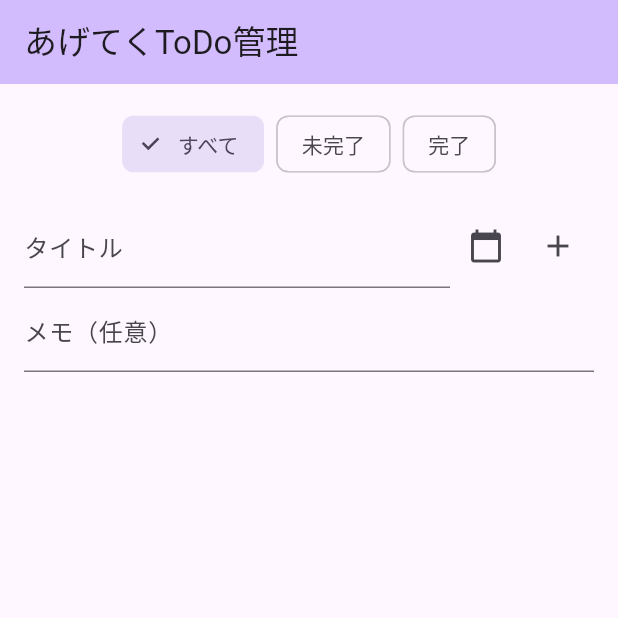
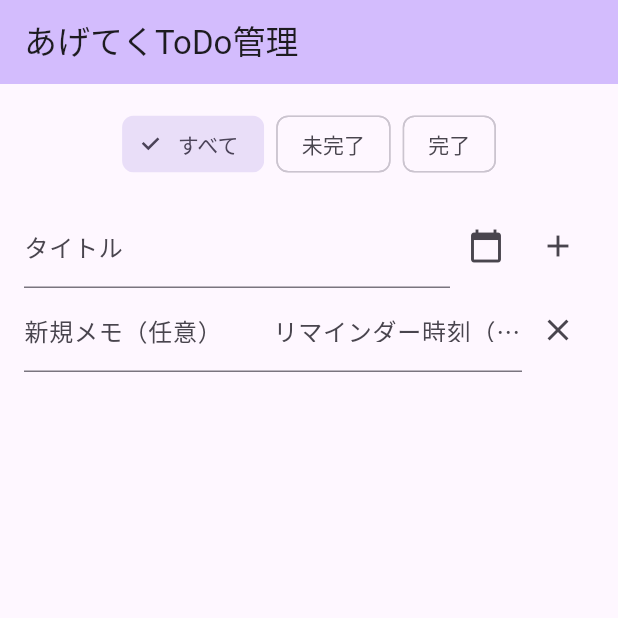
Before and after one commit to ASei04/fluttertest1, a Flutter app: the screen it shows after launch, after a tap on the "add" icon, on a phone screen of 412 x 824 dp, the top half of it. Run offline on Flutter 3.47's test engine with Material 3 defaults, Android fonts, the phone set to English and light mode, and no system bars; our stand-ins replace audioplayers, flutter_local_notifications, shared_preferences, timezone, video_player.

Commit message:
Add notification_servide.dart

```diff
--- a/lib/main.dart
+++ b/lib/main.dart
@@ -1,7 +1,9 @@
 import 'package:flutter/material.dart';
 import 'my_home_page.dart'; // 追加
+import 'notification_service.dart';
 
 void main() {
+  NotificationService().init();
   runApp(const MyApp());
 }
 
@@ -11,6 +13,7 @@ class Task {
   DateTime? dueDate;
   String memo;
   bool isCompleted;
+  DateTime? reminderTime;
 
   Task({
     required this.id,
@@ -18,6 +21,7 @@ class Task {
     this.dueDate,
     this.memo = '',
     this.isCompleted = false,
+    this.reminderTime,
   });
 
   Map<String, dynamic> toJson() => {
@@ -26,6 +30,7 @@ class Task {
     'dueDate': dueDate?.toIso8601String(),
     'memo': memo,
     'isCompleted': isCompleted,
+    'reminderTime': reminderTime?.toIso8601String(),
   };
 
   factory Task.fromJson(Map<String, dynamic> json) => Task(
@@ -34,6 +39,9 @@ class Task {
     dueDate: json['dueDate'] != null ? DateTime.parse(json['dueDate']) : null,
     memo: json['memo'] ?? '',
     isCompleted: json['isCompleted'] ?? false,
+    reminderTime: json['reminderTime'] != null
+        ? DateTime.parse(json['reminderTime'])
+        : null,
   );
 }
 
--- a/lib/my_home_page.dart
+++ b/lib/my_home_page.dart
@@ -4,6 +4,7 @@ import 'package:shared_preferences/shared_preferences.dart';
 import 'main.dart'; // Taskクラスを利用
 import 'package:audioplayers/audioplayers.dart';
 import 'package:video_player/video_player.dart';
+import 'notification_service.dart';
 
 class MyHomePage extends StatefulWidget {
   const MyHomePage({super.key, required this.title});
@@ -21,8 +22,10 @@ class _MyHomePageState extends State<MyHomePage> {
   final TextEditingController _titleController = TextEditingController();
   final TextEditingController _memoController = TextEditingController();
   DateTime? _selectedDueDate;
+  DateTime? _selectedReminderTime; // 追加
+  final TextEditingController _reminderController =
+      TextEditingController(); // 表示用  // 編集用
 
-  // 編集用
   String? _editingTaskId;
   final TextEditingController _editTitleController = TextEditingController();
   final TextEditingController _editMemoController = TextEditingController();
@@ -70,11 +73,12 @@ class _MyHomePageState extends State<MyHomePage> {
 
   void _saveEditTask(Task task) {
     setState(() {
-      task.title = _editTitleController.text;
-      task.memo = _editMemoController.text;
-      task.dueDate = _editDueDate;
-      _editingTaskId = null;
-      _saveTasks(); // 追加
+      _tasks.add(task);
+      _titleController.clear();
+      _memoController.clear();
+      _selectedDueDate = null;
+      _selectedReminderTime = null;
+      _saveTasks();
     });
   }
 
@@ -98,22 +102,32 @@ class _MyHomePageState extends State<MyHomePage> {
     }
   }
 
-  void _addTask() {
+  void _addTask() async {
     if (_titleController.text.trim().isEmpty) return;
+    final newTask = Task(
+      id: DateTime.now().millisecondsSinceEpoch.toString(),
+      title: _titleController.text,
+      dueDate: _selectedDueDate,
+      memo: _memoController.text,
+      reminderTime: _selectedReminderTime, // 追加
+    );
     setState(() {
-      _tasks.add(
-        Task(
-          id: DateTime.now().millisecondsSinceEpoch.toString(),
-          title: _titleController.text,
-          dueDate: _selectedDueDate,
-          memo: _memoController.text,
-        ),
-      );
+      _tasks.add(newTask);
       _titleController.clear();
       _memoController.clear();
       _selectedDueDate = null;
-      _saveTasks(); // 追加
+      _selectedReminderTime = null;
+      _saveTasks();
     });
+    // ここでリマインダーをスケジューリング
+    if (newTask.reminderTime != null) {
+      await NotificationService().scheduleNotification(
+        id: int.parse(newTask.id),
+        title: 'リマインダー',
+        body: '${newTask.title} の時間です',
+        scheduledDate: newTask.reminderTime!,
+      );
+    }
   }
 
   @override
@@ -247,6 +261,7 @@ class _MyHomePageState extends State<MyHomePage> {
         ? null
         : _tasks.firstWhere((t) => t.id == _editingTaskId);
 
+    var filteredTasks = _filteredTasks;
     return GestureDetector(
       onTap: () async {
         if (_editingTaskId != null) {
@@ -311,9 +326,63 @@ class _MyHomePageState extends State<MyHomePage> {
                       ),
                     ],
                   ),
-                  TextField(
-                    controller: _memoController,
-                    decoration: const InputDecoration(labelText: 'メモ（任意）'),
+                  Row(
+                    children: [
+                      Expanded(
+                        child: TextField(
+                          controller: _memoController,
+                          decoration: const InputDecoration(
+                            labelText: '新規メモ（任意）',
+                          ),
+                        ),
+                      ),
+                      Expanded(
+                        child: TextField(
+                          controller: _reminderController,
+                          readOnly: true,
+                          decoration: const InputDecoration(
+                            labelText: 'リマインダー時刻（任意）',
+                          ),
+                          onTap: () async {
+                            final picked = await showDatePicker(
+                              context: context,
+                              initialDate: DateTime.now(),
+                              firstDate: DateTime.now(),
+                              lastDate: DateTime(2100),
+                            );
+                            if (picked != null) {
+                              final time = await showTimePicker(
+                                context: context,
+                                initialTime: TimeOfDay.now(),
+                              );
+                              if (time != null) {
+                                final reminder = DateTime(
+                                  picked.year,
+                                  picked.month,
+                                  picked.day,
+                                  time.hour,
+                                  time.minute,
+                                );
+                                setState(() {
+                                  _selectedReminderTime = reminder;
+                                  _reminderController.text =
+                                      '${reminder.year}/${reminder.month}/${reminder.day} ${time.format(context)}';
+                                });
+                              }
+                            }
+                          },
+                        ),
+                      ),
+                      IconButton(
+                        icon: const Icon(Icons.close),
+                        onPressed: () {
+                          setState(() {
+                            _selectedReminderTime = null;
+                            _reminderController.clear();
+                          });
+                        },
+                      ),
+                    ],
                   ),
                   if (_selectedDueDate != null)
                     Padding(
@@ -328,123 +397,18 @@ class _MyHomePageState extends State<MyHomePage> {
                     ),
                   const SizedBox(height: 16),
                   Expanded(
-                    child: ListView(
-                      children: _filteredTasks
-                          .map(
-                            (task) => Card(
-                              child: _editingTaskId == task.id
-                                  ? Padding(
-                                      padding: const EdgeInsets.all(8.0),
-                                      child: Column(
-                                        crossAxisAlignment:
-                                            CrossAxisAlignment.start,
-                                        children: [
-                                          Row(
-                                            children: [
-                                              Checkbox(
-                                                value: task.isCompleted,
-                                                onChanged: (_) =>
-                                                    _toggleTaskComplete(task),
-                                              ),
-                                              Expanded(
-                                                child: TextField(
-                                                  controller:
-                                                      _editTitleController,
-                                                  decoration:
-                                                      const InputDecoration(
-                                                        labelText: 'タイトル',
-                                                      ),
-                                                ),
-                                              ),
-                                              IconButton(
-                                                icon: const Icon(
-                                                  Icons.calendar_today,
-                                                ),
-                                                onPressed: () =>
-                                                    _pickEditDueDate(context),
-                                              ),
-                                            ],
-                                          ),
-                                          TextField(
-                                            controller: _editMemoController,
-                                            decoration: const InputDecoration(
-                                              labelText: 'メモ（任意）',
-                                            ),
-                                          ),
-                                          if (_editDueDate != null)
-                                            Padding(
-                                              padding: const EdgeInsets.only(
-                                                top: 4.0,
-                                              ),
-                                              child: Text(
-                                                '期限: ${_editDueDate!.toLocal().toString().split(' ')[0]}',
-                                                style: const TextStyle(
-                                                  fontSize: 12,
-                                                  color: Colors.grey,
-                                                ),
-                                              ),
-                                            ),
-                                          Row(
-                                            mainAxisAlignment:
-                                                MainAxisAlignment.end,
-                                            children: [
-                                              TextButton(
-                                                onPressed: () =>
-                                                    _saveEditTask(task),
-                                                child: const Text('保存'),
-                                              ),
-                                              TextButton(
-                                                onPressed: _cancelEditTask,
-                                                child: const Text('キャンセル'),
-                                              ),
-                                            ],
-                                          ),
-                                        ],
-                                      ),
-                                    )
-                                  : ListTile(
-                                      onTap: () => _startEditTask(task),
-                                      leading: Checkbox(
-                                        value: task.isCompleted,
-                                        onChanged: (_) =>
-                                            _toggleTaskComplete(task),
-                                      ),
-                                      title: Text(
-                                        task.title,
-                                        style: TextStyle(
-                                          decoration: task.isCompleted
-                                              ? TextDecoration.lineThrough
-                                              : null,
-                                        ),
-                                      ),
-                                      subtitle: Column(
-                                        crossAxisAlignment:
-                                            CrossAxisAlignment.start,
-                                        children: [
-                                          if (task.dueDate != null)
-                                            Text(
-                                              '期限: ${task.dueDate!.toLocal().toString().split(' ')[0]}',
-                                              style: const TextStyle(
-                                                fontSize: 12,
-                                              ),
-                                            ),
-                                          if (task.memo.isNotEmpty)
-                                            Text(
-                                              task.memo.split('\n').first,
-                                              style: const TextStyle(
-                                                fontSize: 12,
-                                              ),
-                                            ),
-                                        ],
-                                      ),
-                                      trailing: IconButton(
-                                        icon: const Icon(Icons.delete),
-                                        onPressed: () => _deleteTask(task),
-                                      ),
-                                    ),
-                            ),
-                          )
-                          .toList(),
+                    child: TaskListWidget(
+                      tasks: filteredTasks,
+                      editingTaskId: _editingTaskId,
+                      onEdit: _startEditTask,
+                      onToggleComplete: _toggleTaskComplete,
+                      onDelete: _deleteTask,
+                      editTitleController: _editTitleController,
+                      editMemoController: _editMemoController,
+                      editDueDate: _editDueDate,
+                      onPickEditDueDate: () => _pickEditDueDate(context),
+                      onCancelEdit: _cancelEditTask,
+                      onSaveEdit: _saveEditTask,
                     ),
                   ),
                 ],
@@ -463,3 +427,137 @@ class _MyHomePageState extends State<MyHomePage> {
     );
   }
 }
+
+class TaskListWidget extends StatelessWidget {
+  final List<Task> tasks;
+  final String? editingTaskId;
+  final Function(Task) onEdit;
+  final Function(Task) onToggleComplete;
+  final Function(Task) onDelete;
+  final TextEditingController editTitleController;
+  final TextEditingController editMemoController;
+  final DateTime? editDueDate;
+  final VoidCallback onPickEditDueDate;
+  final VoidCallback onCancelEdit;
+  final Function(Task) onSaveEdit;
+
+  const TaskListWidget({
+    super.key,
+    required this.tasks,
+    required this.editingTaskId,
+    required this.onEdit,
+    required this.onToggleComplete,
+    required this.onDelete,
+    required this.editTitleController,
+    required this.editMemoController,
+    required this.editDueDate,
+    required this.onPickEditDueDate,
+    required this.onCancelEdit,
+    required this.onSaveEdit,
+  });
+
+  @override
+  Widget build(BuildContext context) {
+    return ListView(
+      children: tasks
+          .map(
+            (task) => Card(
+              child: editingTaskId == task.id
+                  ? Padding(
+                      padding: const EdgeInsets.all(8.0),
+                      child: Column(
+                        crossAxisAlignment: CrossAxisAlignment.start,
+                        children: [
+                          Row(
+                            children: [
+                              Checkbox(
+                                value: task.isCompleted,
+                                onChanged: (_) => onToggleComplete(task),
+                              ),
+                              Expanded(
+                                child: TextField(
+                                  controller: editTitleController,
+                                  decoration: const InputDecoration(
+                                    labelText: 'タイトル',
+                                  ),
+                                ),
+                              ),
+                              IconButton(
+                                icon: const Icon(Icons.calendar_today),
+                                onPressed: onPickEditDueDate,
+                              ),
+                            ],
+                          ),
+                          TextField(
+                            controller: editMemoController,
+                            decoration: const InputDecoration(
+                              labelText: 'メモ（任意）',
+                            ),
+                          ),
+                          if (editDueDate != null)
+                            Padding(
+                              padding: const EdgeInsets.only(top: 4.0),
+                              child: Text(
+                                '期限: ${editDueDate!.toLocal().toString().split(' ')[0]}',
+                                style: const TextStyle(
+                                  fontSize: 12,
+                                  color: Colors.grey,
+                                ),
+                              ),
+                            ),
+                          Row(
+                            mainAxisAlignment: MainAxisAlignment.end,
+                            children: [
+                              TextButton(
+                                onPressed: () => onSaveEdit(task),
+                                child: const Text('保存'),
+                              ),
+                              TextButton(
+                                onPressed: onCancelEdit,
+                                child: const Text('キャンセル'),
+                              ),
+                            ],
+                          ),
+                        ],
+                      ),
+                    )
+                  : ListTile(
+                      onTap: () => onEdit(task),
+                      leading: Checkbox(
+                        value: task.isCompleted,
+                        onChanged: (_) => onToggleComplete(task),
+                      ),
+                      title: Text(
+                        task.title,
+                        style: TextStyle(
+                          decoration: task.isCompleted
+                              ? TextDecoration.lineThrough
+                              : null,
+                        ),
+                      ),
+                      subtitle: Column(
+                        crossAxisAlignment: CrossAxisAlignment.start,
+                        children: [
+                          if (task.dueDate != null)
+                            Text(
+                              '期限: ${task.dueDate!.toLocal().toString().split(' ')[0]}',
+                              style: const TextStyle(fontSize: 12),
+                            ),
+                          if (task.memo.isNotEmpty)
+                            Text(
+                              task.memo.split('\n').first,
+                              style: const TextStyle(fontSize: 12),
+                            ),
+                        ],
+                      ),
+                      trailing: IconButton(
+                        icon: const Icon(Icons.delete),
+                        onPressed: () => onDelete(task),
+                      ),
+                    ),
+            ),
+          )
+          .toList(),
+    );
+  }
+}
--- /dev/null
+++ b/lib/notification_service.dart
@@ -0,0 +1,59 @@
+import 'package:flutter_local_notifications/flutter_local_notifications.dart';
+import 'package:timezone/timezone.dart' as tz;
+import 'package:timezone/data/latest.dart' as tz;
+
+class NotificationService {
+  static final NotificationService _instance = NotificationService._internal();
+  factory NotificationService() => _instance;
+  NotificationService._internal();
+
+  final FlutterLocalNotificationsPlugin flutterLocalNotificationsPlugin =
+      FlutterLocalNotificationsPlugin();
+
+  Future<void> init() async {
+    // タイムゾーン初期化
+    tz.initializeTimeZones();
+
+    // Androidの初期設定
+    const AndroidInitializationSettings initializationSettingsAndroid =
+        AndroidInitializationSettings('@mipmap/ic_launcher');
+
+    // iOSの初期設定（必要なら追加）
+    const InitializationSettings initializationSettings =
+        InitializationSettings(
+      android: initializationSettingsAndroid,
+    );
+
+    await flutterLocalNotificationsPlugin.initialize(initializationSettings);
+  }
+
+  Future<void> scheduleNotification({
+    required int id,
+    required String title,
+    required String body,
+    required DateTime scheduledDate,
+  }) async {
+    await flutterLocalNotificationsPlugin.zonedSchedule(
+      id,
+      title,
+      body,
+      tz.TZDateTime.from(scheduledDate, tz.local),
+      const NotificationDetails(
+        android: AndroidNotificationDetails(
+          'reminder_channel',
+          'リマインダー',
+          importance: Importance.max,
+          priority: Priority.high,
+        ),
+      ),
+      androidAllowWhileIdle: true,
+      uiLocalNotificationDateInterpretation:
+          UILocalNotificationDateInterpretation.absoluteTime,
+      matchDateTimeComponents: DateTimeComponents.dateAndTime,
+    );
+  }
+
+  Future<void> cancelNotification(int id) async {
+    await flutterLocalNotificationsPlugin.cancel(id);
+  }
+}
--- a/pubspec.yaml
+++ b/pubspec.yaml
@@ -49,6 +49,7 @@ dev_dependencies:
   # package. See that file for information about deactivating specific lint
   # rules and activating additional ones.
   flutter_lints: ^5.0.0
+  flutter_local_notifications: ^17.0.0
 
 # For information on the generic Dart part of this file, see the
 # following page: https://dart.dev/tools/pub/pubspec
```
Also changed, not shown: assets/gif/success.gif (added), pubspec.lock, 3 other files.
